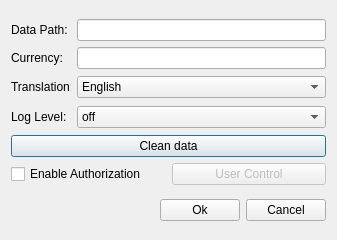
Above: settings/settings.ui from SnipeStudio/SnipeStudio_Budjet_manager before the change. Below: the same form after it.
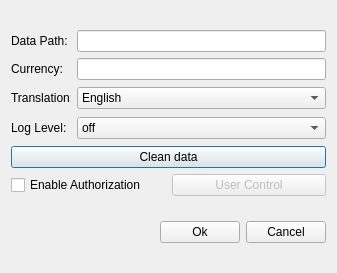
That is the form after the change.

```diff
--- a/settings/settings.ui
+++ b/settings/settings.ui
@@ -7,7 +7,7 @@
     <x>0</x>
     <y>0</y>
     <width>337</width>
-    <height>240</height>
+    <height>273</height>
    </rect>
   </property>
   <property name="windowTitle">
```
